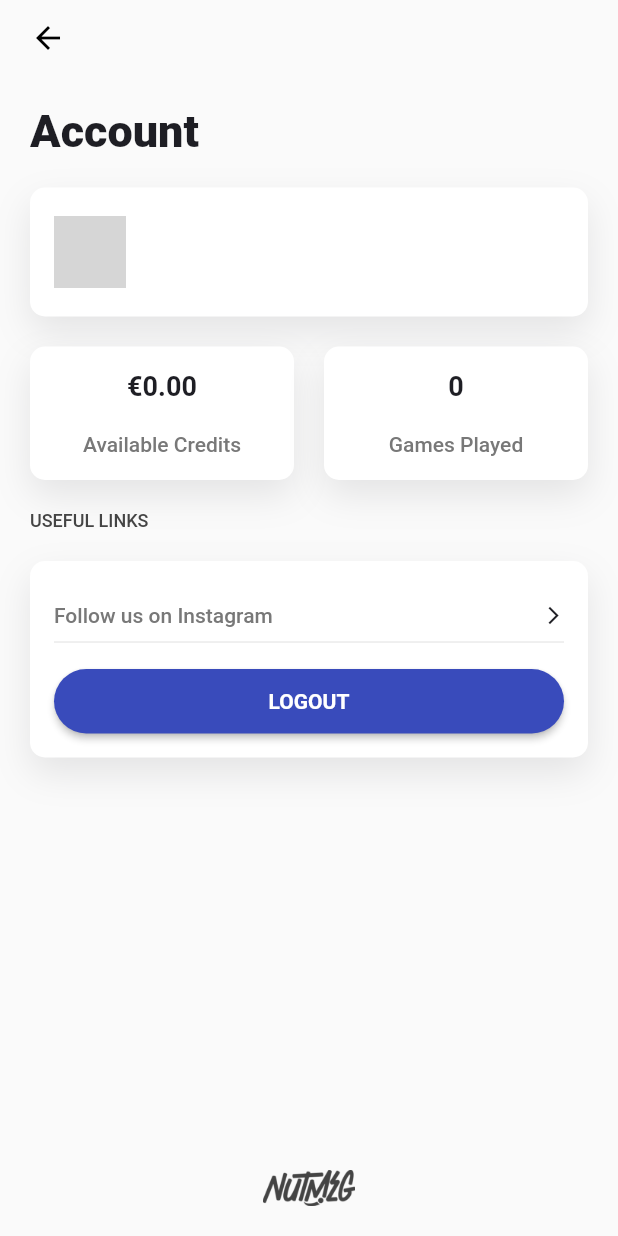
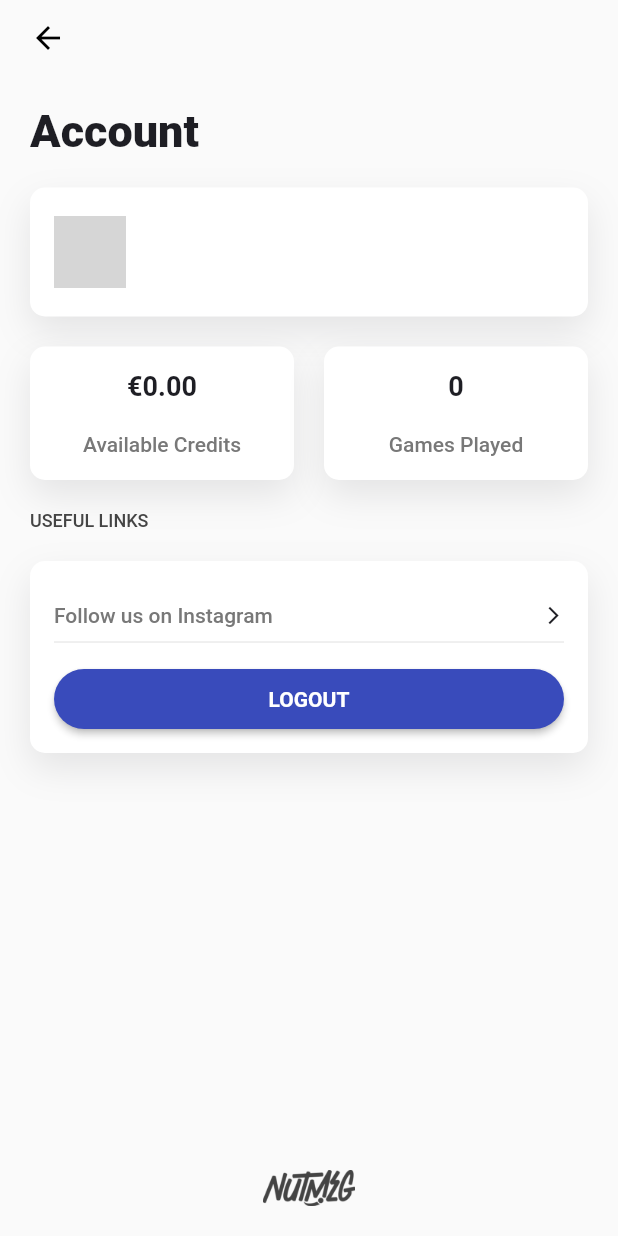
Before and after one commit to alexlipa91/nutmeg-flutter, a Flutter app: the UserPage screen opened directly, on a phone screen of 412 x 824 dp. Run offline on Flutter 3.47's test engine with Material 2 defaults, Android fonts, the phone set to English and light mode, and no system bars; drawn by our look-alikes of progress_state_button; our stand-ins replace cached_network_image, carousel_slider, cloud_firestore, cloud_functions, cool_alert, date_time_picker and 18 more; missing offline and left inert: flutter_facebook_auth, map_launcher, week_of_year; accounts and stored records are empty; network calls fail; grey boxes are pictures that could not be loaded.

Commit message:
UI fixes

```diff
--- a/lib/screens/AvailableMatches.dart
+++ b/lib/screens/AvailableMatches.dart
@@ -301,7 +301,7 @@ class MatchInfo extends StatelessWidget {
                                 (match.maxPlayers - match.numPlayersGoing())
                                         .toString() +
                                     " spots left",
-                                style: TextPalette.linkStyle,
+                                style: TextPalette.bodyTextPrimary,
                                 textAlign: TextAlign.right),
                       ]),
                 ),
--- a/lib/utils/UiUtils.dart
+++ b/lib/utils/UiUtils.dart
@@ -60,6 +60,8 @@ class TextPalette {
   static TextStyle h4 = GoogleFonts.roboto(color: Palette.darkgrey, fontSize: 12, fontWeight: FontWeight.w500);
 
   static TextStyle bodyText = GoogleFonts.roboto(color: Palette.mediumgrey, fontSize: 14, fontWeight: FontWeight.w400, height: 1.6);
+  static TextStyle bodyTextPrimary = GoogleFonts.roboto(color: Palette.primary, fontSize: 14, fontWeight: FontWeight.w400, height: 1.6);
+
   static TextStyle bodyTextOneLine = GoogleFonts.roboto(color: Palette.mediumgrey, fontSize: 14, fontWeight: FontWeight.w400);
   static TextStyle bodyTextInverted = GoogleFonts.roboto(color: Palette.white, fontSize: 14, fontWeight: FontWeight.w400, height: 1.6);
 
--- a/lib/widgets/ButtonsWithLoader.dart
+++ b/lib/widgets/ButtonsWithLoader.dart
@@ -52,8 +52,8 @@ class GenericStatefulButton extends StatelessWidget {
             maxWidth: 202,
             minWidth: 50,
             minWidthStates: [ButtonState.success],
-            radius: 32,
-            height: 43,
+            radius: 50,
+            height: 40,
             animationDuration: Duration(seconds: 3),
             progressIndicatorSize: 23,
             padding: EdgeInsets.symmetric(horizontal: 10),
```
